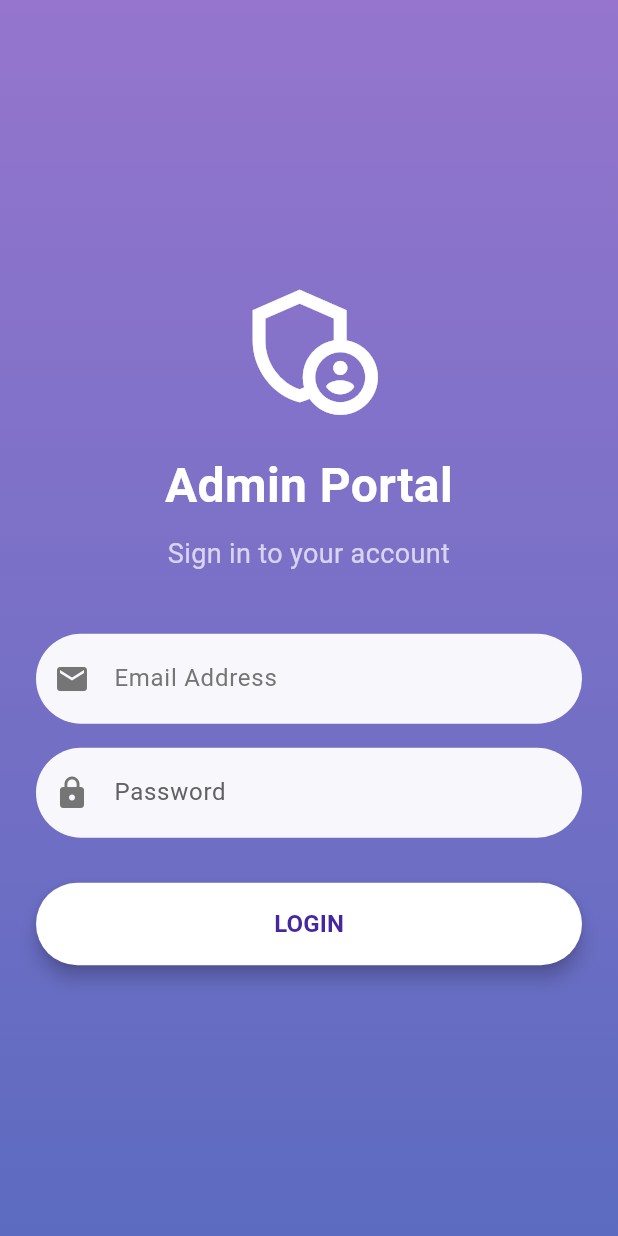
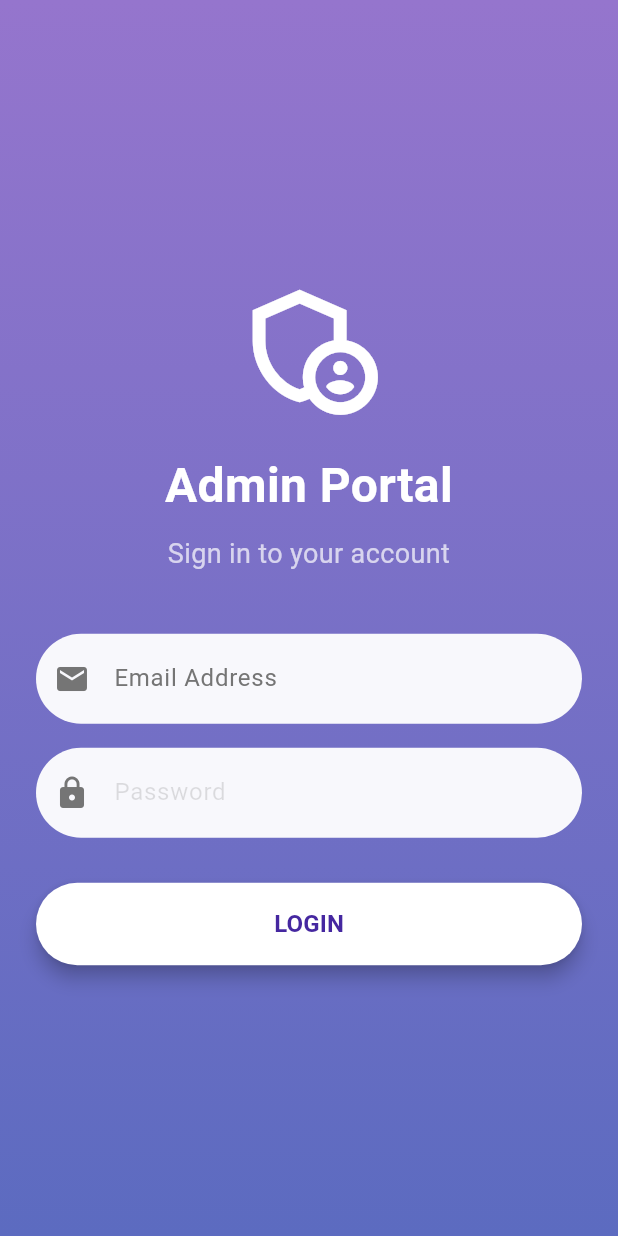
Before and after one commit to waris-ali-git/login, a Flutter app: the AdminLoginScreen screen opened by its route, on a phone screen of 412 x 824 dp. Run offline on Flutter 3.47's test engine with Material 3 defaults, Android fonts, the phone set to English and light mode, and no system bars; our stand-ins replace file_picker, firebase_auth, firebase_core, open_filex, shared_preferences; accounts and stored records are empty.

Commit message:
refactor: Update hint text color in admin login
Changed the hint style color in the admin login screen's password field from `Colors.grey.shade700` to `Colors.black12` for a lighter appearance.

```diff
--- a/lib/admin_login.dart
+++ b/lib/admin_login.dart
@@ -145,7 +145,7 @@ class _AdminLoginScreenState extends State<AdminLoginScreen> {
       style: const TextStyle(color: Colors.black87),
       decoration: InputDecoration(
         hintText: hintText,
-        hintStyle: TextStyle(color: Colors.grey.shade700),
+        hintStyle: TextStyle(color: Colors.black12),
         prefixIcon: Icon(Icons.lock, color: Colors.grey.shade600),
         filled: true,
         fillColor: Colors.white.withOpacity(0.95),
```
